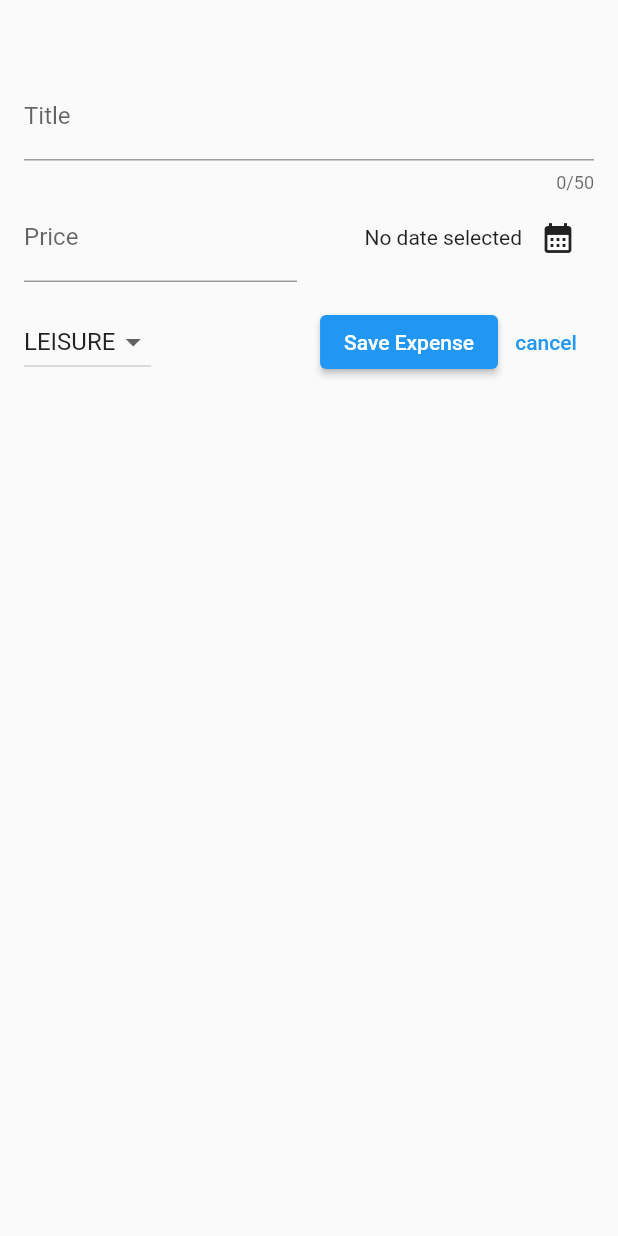
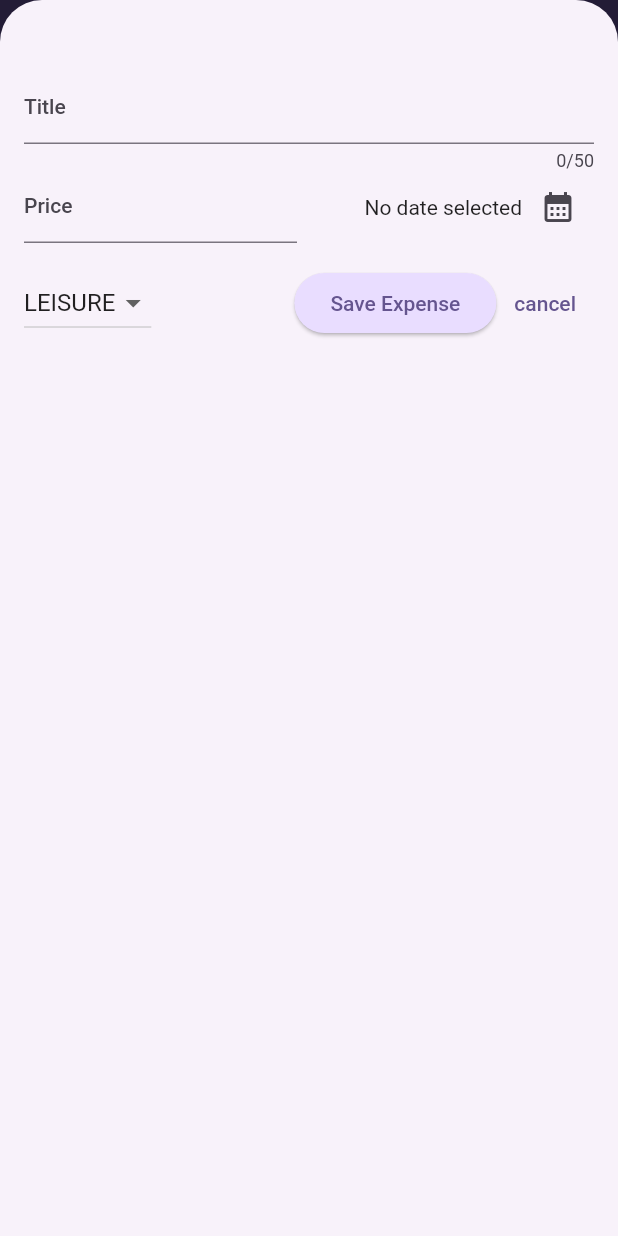
Before and after one commit to AndroidKarlos/ExpensesTracker, a Flutter app: the screen it shows after launch, after a tap on the "add" icon, on a phone screen of 412 x 824 dp. Run offline on Flutter 3.47's test engine with Material 2 defaults, Android fonts, the phone set to English and light mode, and no system bars.

Commit message:
implementing dark theme, chart and chart bar e finish the app.

```diff
--- a/lib/main.dart
+++ b/lib/main.dart
@@ -1,8 +1,59 @@
 import 'package:expense_tracker/widget/expenses.dart';
 import 'package:flutter/material.dart';
 
+var kColorScheme = ColorScheme.fromSeed(
+  seedColor: const Color.fromARGB(255, 96, 59, 181),
+);
+
+var kDarkColorScheme = ColorScheme.fromSeed(
+  brightness: Brightness.dark,
+  seedColor: const Color.fromARGB(255, 5, 99, 125),
+);
+
 void main() {
-  runApp(const MaterialApp(
-    home: Expenses(),
+  runApp(MaterialApp(
+    darkTheme: ThemeData.dark().copyWith(
+      useMaterial3: true,
+      colorScheme: kDarkColorScheme,
+      cardTheme: const CardTheme().copyWith(
+        color: kDarkColorScheme.secondaryContainer,
+        margin: const EdgeInsets.symmetric(
+          horizontal: 16,
+          vertical: 8,
+        ),
+      ),
+      elevatedButtonTheme: ElevatedButtonThemeData(
+        style: ElevatedButton.styleFrom(
+          backgroundColor: kDarkColorScheme.primaryContainer,
+          foregroundColor: kDarkColorScheme.onPrimaryContainer,
+        ),
+      ),
+    ),
+    theme: ThemeData().copyWith(
+      useMaterial3: true,
+      colorScheme: kColorScheme,
+      appBarTheme: AppBarTheme().copyWith(
+        backgroundColor: kColorScheme.onPrimaryContainer,
+        foregroundColor: kColorScheme.primaryContainer,
+      ),
+      cardTheme: const CardTheme().copyWith(
+        color: kColorScheme.secondaryContainer,
+        margin: const EdgeInsets.symmetric(
+          horizontal: 16,
+          vertical: 8,
+        ),
+      ),
+      elevatedButtonTheme: ElevatedButtonThemeData(
+        style: ElevatedButton.styleFrom(
+            backgroundColor: kColorScheme.primaryContainer),
+      ),
+      textTheme: ThemeData().textTheme.copyWith(
+            titleLarge: TextStyle(
+                fontWeight: FontWeight.bold,
+                color: kColorScheme.onSecondaryContainer,
+                fontSize: 16),
+          ),
+    ),
+    home: const Expenses(),
   ));
 }
--- a/lib/models/expense.dart
+++ b/lib/models/expense.dart
@@ -5,7 +5,7 @@ import 'package:intl/intl.dart';
 const uuid = Uuid();
 final formatted = DateFormat.yMd();
 
-enum Category { food, travel, leisure, work}
+enum Category { food, travel, leisure, work }
 
 const iconCategory = {
   Category.food: Icons.lunch_dining,
@@ -32,3 +32,25 @@ class Expense {
     return formatted.format(date);
   }
 }
+
+class ExpenseBucket {
+  const ExpenseBucket({required this.category, required this.expenses});
+
+  ExpenseBucket.forCategory(List<Expense> allExpenses, this.category)
+      : expenses = allExpenses
+            .where((expense) => expense.category == category)
+            .toList();
+
+  final Category category;
+  final List<Expense> expenses;
+
+  double get totalExpenses {
+    double sum = 0;
+
+    for (final expense in expenses) {
+      sum += expense.amount;
+    }
+
+    return sum;
+  }
+}
--- /dev/null
+++ b/lib/widget/chart/chart.dart
@@ -0,0 +1,95 @@
+import 'package:flutter/material.dart';
+
+import 'package:expense_tracker/widget/chart/chat_bar.dart';
+import 'package:expense_tracker/models/expense.dart';
+
+class Chart extends StatelessWidget {
+  const Chart({super.key, required this.expenses});
+
+  final List<Expense> expenses;
+
+  List<ExpenseBucket> get buckets {
+    return [
+      ExpenseBucket.forCategory(expenses, Category.food),
+      ExpenseBucket.forCategory(expenses, Category.leisure),
+      ExpenseBucket.forCategory(expenses, Category.travel),
+      ExpenseBucket.forCategory(expenses, Category.work),
+    ];
+  }
+
+  double get maxTotalExpense {
+    double maxTotalExpense = 0;
+
+    for (final bucket in buckets) {
+      if (bucket.totalExpenses > maxTotalExpense) {
+        maxTotalExpense = bucket.totalExpenses;
+      }
+    }
+
+    return maxTotalExpense;
+  }
+
+  @override
+  Widget build(BuildContext context) {
+    final isDarkMode =
+        MediaQuery.of(context).platformBrightness == Brightness.dark;
+    return Container(
+      margin: const EdgeInsets.all(16),
+      padding: const EdgeInsets.symmetric(
+        vertical: 16,
+        horizontal: 8,
+      ),
+      width: double.infinity,
+      height: 180,
+      decoration: BoxDecoration(
+        borderRadius: BorderRadius.circular(8),
+        gradient: LinearGradient(
+          colors: [
+            Theme.of(context).colorScheme.primary.withOpacity(0.3),
+            Theme.of(context).colorScheme.primary.withOpacity(0.0)
+          ],
+          begin: Alignment.bottomCenter,
+          end: Alignment.topCenter,
+        ),
+      ),
+      child: Column(
+        children: [
+          Expanded(
+            child: Row(
+              crossAxisAlignment: CrossAxisAlignment.end,
+              children: [
+                for (final bucket in buckets) // alternative to map()
+                  ChartBar(
+                    fill: bucket.totalExpenses == 0
+                        ? 0
+                        : bucket.totalExpenses / maxTotalExpense,
+                  )
+              ],
+            ),
+          ),
+          const SizedBox(height: 12),
+          Row(
+            children: buckets
+                .map(
+                  (bucket) => Expanded(
+                    child: Padding(
+                      padding: const EdgeInsets.symmetric(horizontal: 4),
+                      child: Icon(
+                        iconCategory[bucket.category],
+                        color: isDarkMode
+                            ? Theme.of(context).colorScheme.secondary
+                            : Theme.of(context)
+                                .colorScheme
+                                .primary
+                                .withOpacity(0.7),
+                      ),
+                    ),
+                  ),
+                )
+                .toList(),
+          )
+        ],
+      ),
+    );
+  }
+}
--- /dev/null
+++ b/lib/widget/chart/chat_bar.dart
@@ -0,0 +1,34 @@
+import 'package:flutter/material.dart';
+
+class ChartBar extends StatelessWidget {
+  const ChartBar({
+    super.key,
+    required this.fill,
+  });
+
+  final double fill;
+
+  @override
+  Widget build(BuildContext context) {
+    final isDarkMode =
+        MediaQuery.of(context).platformBrightness == Brightness.dark;
+    return Expanded(
+      child: Padding(
+        padding: const EdgeInsets.symmetric(horizontal: 4),
+        child: FractionallySizedBox(
+          heightFactor: fill,
+          child: DecoratedBox(
+            decoration: BoxDecoration(
+              shape: BoxShape.rectangle,
+              borderRadius:
+                  const BorderRadius.vertical(top: Radius.circular(8)),
+              color: isDarkMode
+                  ? Theme.of(context).colorScheme.secondary
+                  : Theme.of(context).colorScheme.primary.withOpacity(0.65),
+            ),
+          ),
+        ),
+      ),
+    );
+  }
+}
--- a/lib/widget/expenses.dart
+++ b/lib/widget/expenses.dart
@@ -1,3 +1,4 @@
+import 'package:expense_tracker/widget/chart/chart.dart';
 import 'package:expense_tracker/widget/expenses_list/expenses_list.dart';
 import 'package:expense_tracker/widget/new_expense.dart';
 import 'package:flutter/material.dart';
@@ -76,7 +77,7 @@ class _ExpensesState extends State<Expenses> {
       ),
       body: Column(
         children: [
-          const Text('The chart'),
+          Chart(expenses: _registeredExpenses),
           Expanded(child: mainContent),
         ],
       ),
--- a/lib/widget/expenses_list/expense_item.dart
+++ b/lib/widget/expenses_list/expense_item.dart
@@ -15,8 +15,9 @@ class ExpenseItem extends StatelessWidget {
           vertical: 16,
         ),
         child: Column(
+          crossAxisAlignment: CrossAxisAlignment.start,
           children: [
-            Text(expense.title),
+            Text(expense.title, style: Theme.of(context).textTheme.titleLarge,),
             const SizedBox(height: 4),
             Row(
               children: [
--- a/lib/widget/expenses_list/expenses_list.dart
+++ b/lib/widget/expenses_list/expenses_list.dart
@@ -3,7 +3,8 @@ import 'package:expense_tracker/models/expense.dart';
 import 'package:expense_tracker/widget/expenses_list/expense_item.dart';
 
 class ExpensesList extends StatelessWidget {
-  const ExpensesList({super.key, required this.expenses, required this.onRemoveExpense});
+  const ExpensesList(
+      {super.key, required this.expenses, required this.onRemoveExpense});
 
   final List<Expense> expenses;
   final void Function(Expense expense) onRemoveExpense;
@@ -13,10 +14,15 @@ class ExpensesList extends StatelessWidget {
     return ListView.builder(
       itemCount: expenses.length,
       itemBuilder: (ctx, index) => Dismissible(
+        background: Container(
+          color: Theme.of(context).colorScheme.error,
+          margin: EdgeInsets.symmetric(horizontal: Theme.of(context).cardTheme.margin!.horizontal,),
+        ),
         key: ValueKey(expenses[index]),
-        onDismissed: (direction){
+        onDismissed: (direction) {
           onRemoveExpense(expenses[index]);
         },
+
         child: ExpenseItem(expenses[index]),
       ),
     );
```
